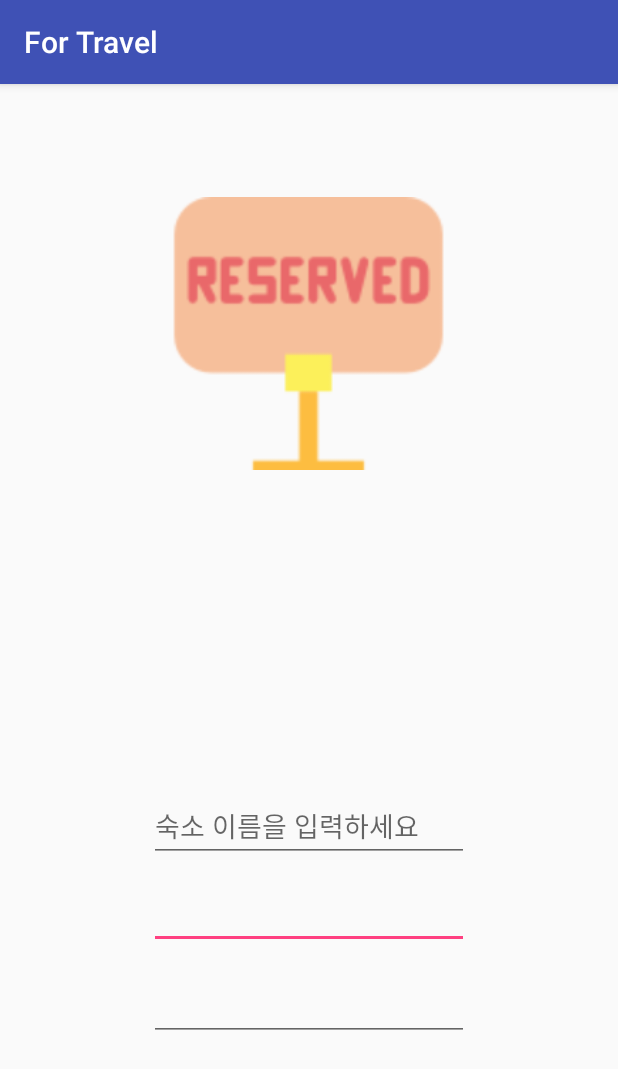
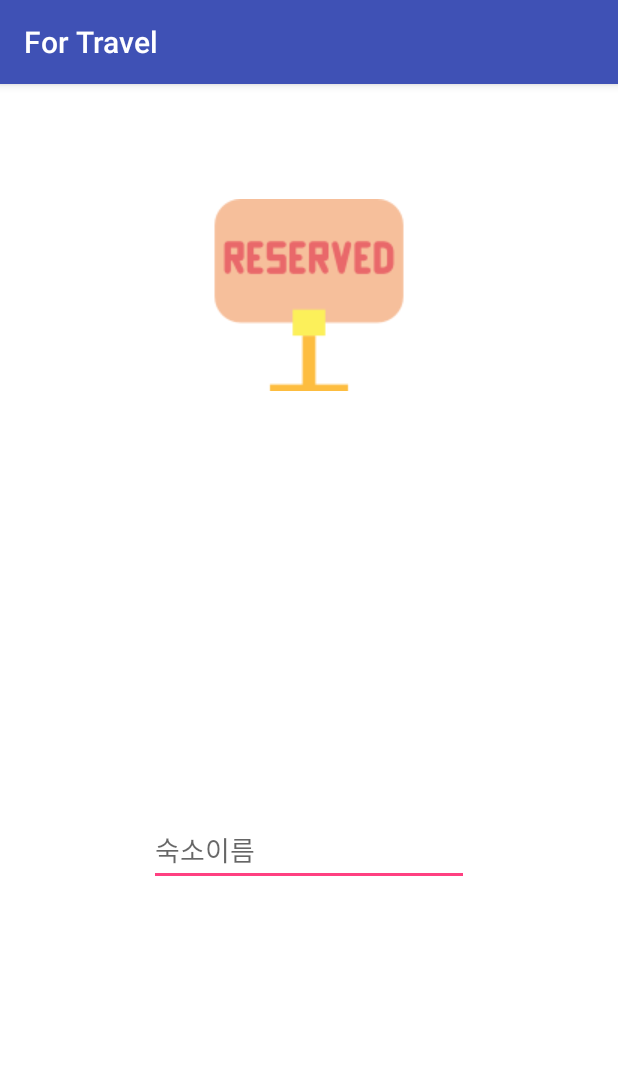
Before and after one commit to 20163093/ForTravel, an Android app: the Reservation screen opened directly, with no data from a screen before it, on a phone screen of 412 x 824 dp. Shown: the top 1069 px of the screen. Run offline under Robolectric (Android 15) with nearby library versions, the phone set to English and light mode, and no system bars.

Commit message:
Reservation almost done

```diff
--- a/app/src/main/java/com/kmu/fortravel/Reservation.java
+++ b/app/src/main/java/com/kmu/fortravel/Reservation.java
@@ -1,13 +1,56 @@
 package com.kmu.fortravel;
 
+import android.content.Intent;
+import android.graphics.Bitmap;
+import android.graphics.BitmapFactory;
+import android.provider.MediaStore;
 import android.support.v7.app.AppCompatActivity;
 import android.os.Bundle;
+import android.view.View;
+import android.widget.Button;
+import android.widget.ImageButton;
+import android.widget.ImageView;
+
+import java.io.InputStream;
 
 public class Reservation extends AppCompatActivity {
+
+    ImageButton imageButton;
 
     @Override
     protected void onCreate(Bundle savedInstanceState) {
         super.onCreate(savedInstanceState);
         setContentView(R.layout.activity_reservation);
+
+        imageButton = (ImageButton)findViewById(R.id.imageButton);
+        imageButton.setOnClickListener(new View.OnClickListener() {
+            @Override
+            public void onClick(View view) {
+                Intent intent = new Intent();
+                intent.setType("image/*");
+                intent.setAction(Intent.ACTION_GET_CONTENT);
+                startActivityForResult(intent, 1);
+            }
+        });
+    }
+
+    @Override
+    protected void onActivityResult(int requestCode, int resultCode, Intent data) {
+        // Check which request we're responding to
+        if (requestCode == 1) {
+            // Make sure the request was successful
+            if (resultCode == RESULT_OK) {
+                try {
+                    // 선택한 이미지에서 비트맵 생성
+                    InputStream in = getContentResolver().openInputStream(data.getData());
+                    Bitmap img = BitmapFactory.decodeStream(in);
+                    in.close();
+                    // 이미지 표시
+                    imageButton.setImageBitmap(img);
+                } catch (Exception e) {
+                    e.printStackTrace();
+                }
+            }
+        }
     }
 }
--- a/app/src/main/res/layout/activity_reservation.xml
+++ b/app/src/main/res/layout/activity_reservation.xml
@@ -1,56 +1,57 @@
 <?xml version="1.0" encoding="utf-8"?>
-<RelativeLayout xmlns:android="http://schemas.android.com/apk/res/android"
+<RelativeLayout
+    xmlns:android="http://schemas.android.com/apk/res/android"
     xmlns:app="http://schemas.android.com/apk/res-auto"
-    xmlns:tools="http://schemas.android.com/tools"
     android:layout_width="match_parent"
     android:layout_height="match_parent"
-    tools:context=".Reservation">
+    android:background="#ffffff">
 
-    <ImageView
-        android:id="@+id/imageView"
-        android:layout_width="206dp"
-        android:layout_height="182dp"
+    <ImageButton
+        android:id="@+id/imageButton"
+        android:layout_width="382dp"
+        android:layout_height="281dp"
         android:layout_alignParentTop="true"
         android:layout_centerHorizontal="true"
-        android:layout_marginTop="75dp"
-        app:srcCompat="@drawable/reserved"
-        tools:layout_editor_absoluteX="89dp"
-        tools:layout_editor_absoluteY="51dp" />
+        android:layout_marginTop="0dp"
+        android:background="#00ffffff"
+        app:srcCompat="@drawable/reserved" />
 
     <EditText
-        android:id="@+id/editText2"
+        android:id="@+id/editText"
         android:layout_width="wrap_content"
         android:layout_height="wrap_content"
         android:layout_alignParentBottom="true"
         android:layout_centerHorizontal="true"
-        android:layout_marginBottom="191dp"
+        android:layout_marginBottom="233dp"
         android:ems="10"
-        android:inputType="date"
-        tools:layout_editor_absoluteX="85dp"
-        tools:layout_editor_absoluteY="289dp" />
+        android:hint="숙소이름"
+        android:inputType="textPersonName" />
 
-    <EditText
-        android:id="@+id/editText3"
-        android:layout_width="wrap_content"
-        android:layout_height="wrap_content"
-        android:layout_alignParentBottom="true"
-        android:layout_centerHorizontal="true"
-        android:layout_marginBottom="130dp"
-        android:ems="10"
-        android:inputType="textMultiLine"
-        tools:layout_editor_absoluteX="85dp"
-        tools:layout_editor_absoluteY="335dp" />
+</RelativeLayout>
+<!--<?xml version="1.0" encoding="utf-8"?>-->
+<!--<RelativeLayout xmlns:android="http://schemas.android.com/apk/res/android"-->
+    <!--xmlns:app="http://schemas.android.com/apk/res-auto"-->
+    <!--xmlns:tools="http://schemas.android.com/tools"-->
+    <!--android:layout_width="match_parent"-->
+    <!--android:layout_height="match_parent"-->
+    <!--tools:context=".Reservation">-->
 
-    <EditText
-        android:id="@+id/editText4"
-        android:layout_width="wrap_content"
-        android:layout_height="wrap_content"
-        android:layout_alignParentBottom="true"
-        android:layout_centerHorizontal="true"
-        android:layout_marginBottom="249dp"
-        android:ems="10"
-        android:hint="숙소 이름을 입력하세요"
-        android:inputType="textPersonName"
-        tools:layout_editor_absoluteX="84dp"
-        tools:layout_editor_absoluteY="243dp" />
-</RelativeLayout>
+    <!--<ImageView-->
+        <!--android:id="@+id/imageButton"-->
+        <!--android:layout_width="wrap_content"-->
+        <!--android:layout_height="wrap_content"-->
+        <!--android:layout_alignParentTop="true"-->
+        <!--android:layout_centerHorizontal="true"-->
+        <!--android:layout_marginTop="123dp"-->
+        <!--app:srcCompat="@drawable/reserved"-->
+        <!--android:background="#00ffffff" />-->
+
+    <!--<Button-->
+        <!--android:id="@+id/button7"-->
+        <!--android:layout_width="wrap_content"-->
+        <!--android:layout_height="wrap_content"-->
+        <!--android:layout_alignParentEnd="true"-->
+        <!--android:layout_centerVertical="true"-->
+        <!--android:layout_marginEnd="136dp"-->
+        <!--android:text="Button" />-->
+<!--</RelativeLayout>-->
```
